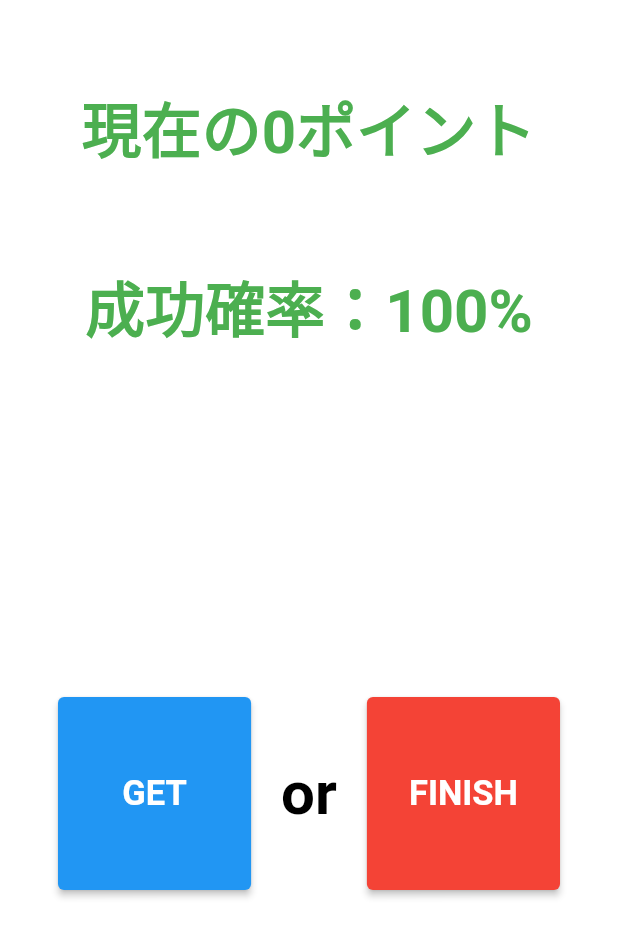
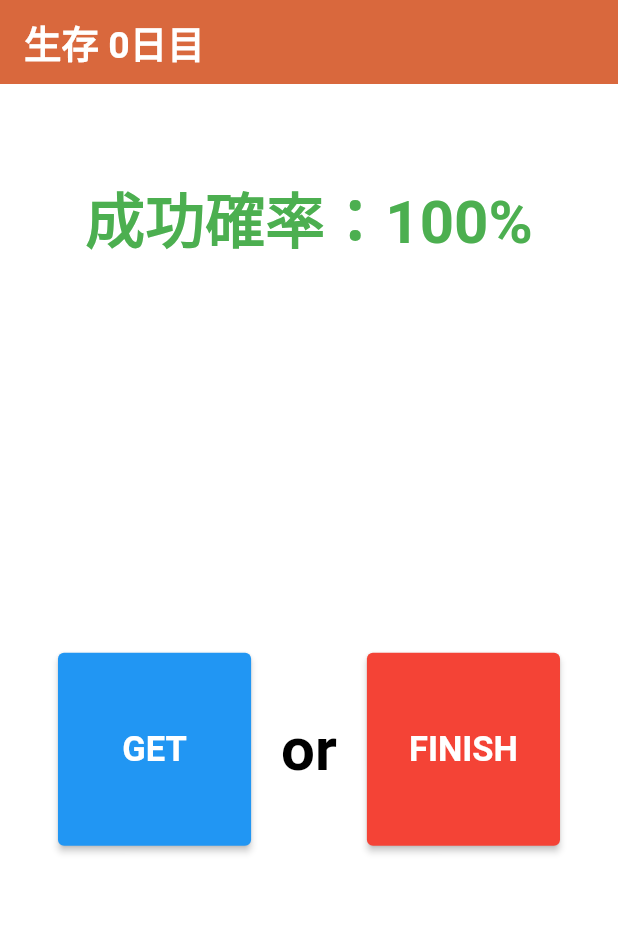
Before and after one commit to iseruuuuu/prize_get_app, a Flutter app: the GameScreen screen opened directly, on a phone screen of 412 x 824 dp. Shown: the top 937 px of the screen. Run offline on Flutter 3.47's test engine with Material 2 defaults, Android fonts, the phone set to English and light mode, and no system bars; our stand-ins replace awesome_dialog, flutter_easyloading, get, shared_preferences; missing offline and left inert: enum_to_string, flutter_animator, flutter_dynamic_icon; accounts and stored records are empty.

Commit message:
fix: 生存日のApp Barを変更した

```diff
--- /dev/null
+++ b/lib/component/game_app_bar_item.dart
@@ -0,0 +1,23 @@
+import 'package:flutter/material.dart';
+import 'home_icon.dart';
+
+class GameAppbarItem extends StatelessWidget {
+  const GameAppbarItem({
+    Key? key,
+    required this.text,
+  }) : super(key: key);
+
+  final int text;
+
+  @override
+  Widget build(BuildContext context) {
+    return Text(
+      '生存 $text日目',
+      style: const TextStyle(
+        fontSize: 25,
+        fontWeight: FontWeight.bold,
+        color: Colors.white,
+      ),
+    );
+  }
+}
--- a/lib/screen/game_screen/game_screen.dart
+++ b/lib/screen/game_screen/game_screen.dart
@@ -1,5 +1,7 @@
 import 'package:flutter/material.dart';
 import 'package:get/get.dart';
+import 'package:prize_get_app/color/app_color.dart';
+import 'package:prize_get_app/component/game_app_bar_item.dart';
 import 'package:prize_get_app/component/game_button.dart';
 import 'package:prize_get_app/component/or_text.dart';
 import 'package:prize_get_app/screen/game_screen/game_screen_controller.dart';
@@ -16,22 +18,13 @@ class GameScreen extends StatelessWidget {
       backgroundColor: Colors.white,
       appBar: AppBar(
         automaticallyImplyLeading: false,
-        backgroundColor: Colors.white,
+        backgroundColor: AppColor.homeColor,
         elevation: 0,
+        title: Obx(() => GameAppbarItem(text: controller.count.value)),
       ),
       body: Center(
         child: Column(
           children: [
-            Obx(
-              () => Text(
-                '現在の${controller.count}ポイント',
-                style: const TextStyle(
-                  fontSize: 40,
-                  fontWeight: FontWeight.bold,
-                  color: Colors.green,
-                ),
-              ),
-            ),
             const SizedBox(height: 60),
             Obx(
               () => Text(
```
